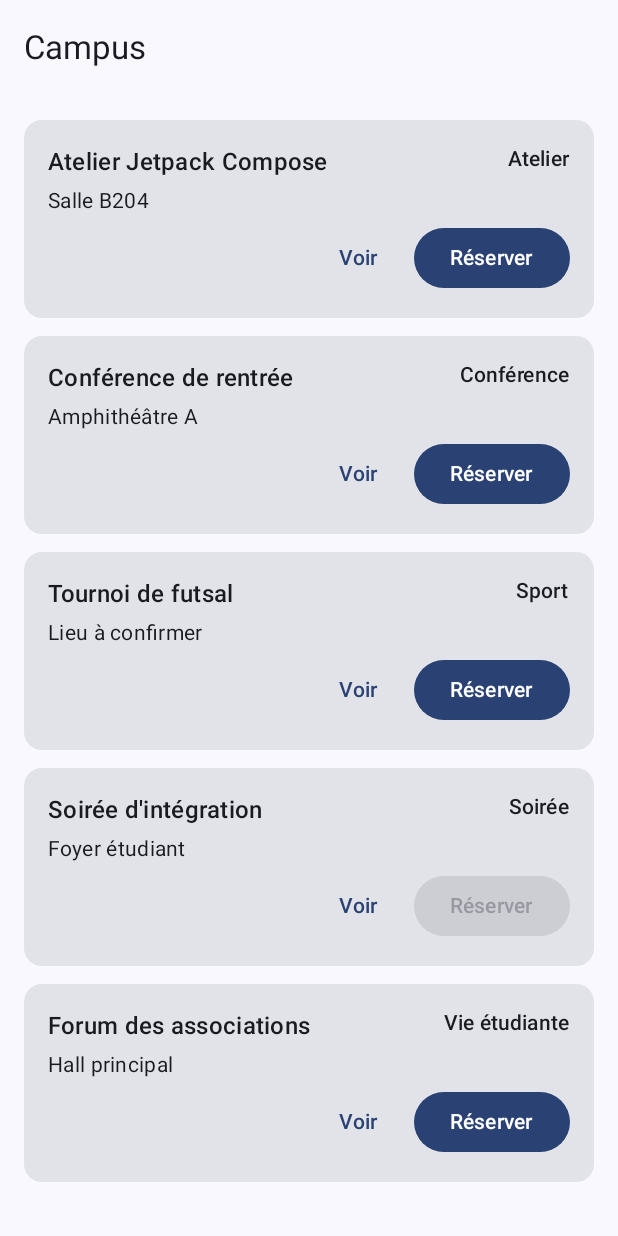
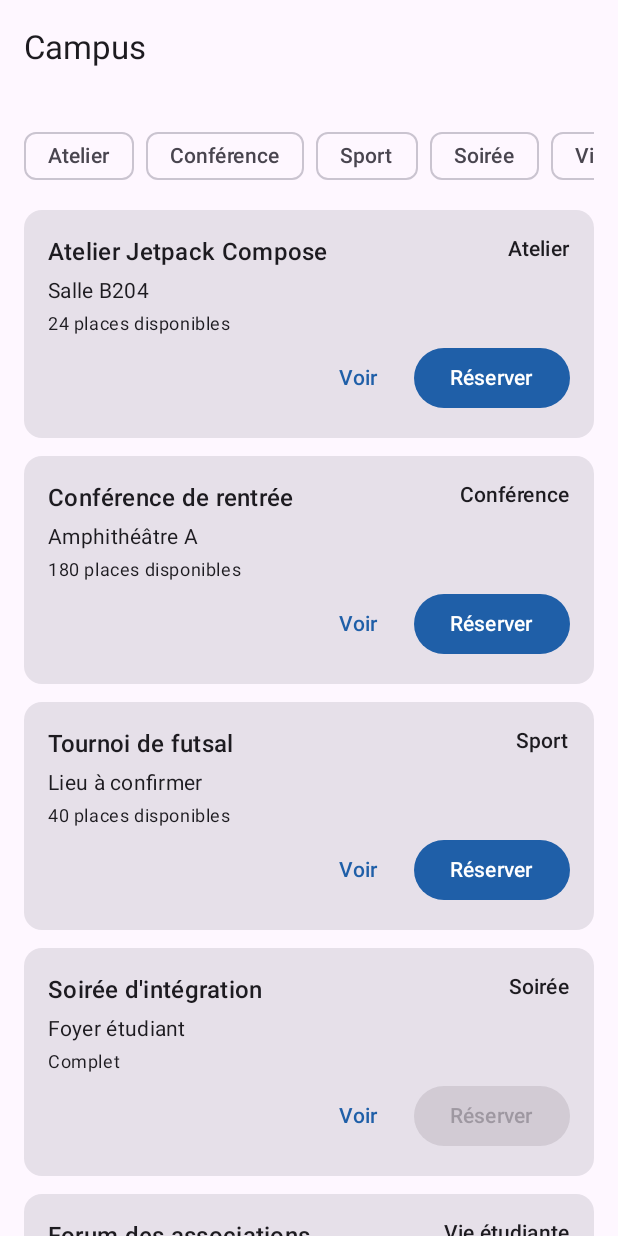
Before and after one commit to Jalil3004/jetpack, an Android app built with Jetpack Compose: the screen it shows after launch (MainActivity), on a phone screen of 412 x 824 dp. Run offline under Robolectric (Android 15) with nearby library versions, the phone set to English and light mode, and no system bars.

Commit message:
détail v0.2
Co-Authored-By: Claude Fable 5.2 <noreply@anthropic.com>

```diff
--- a/app/src/main/java/com/example/jetpackandroid/MainActivity.kt
+++ b/app/src/main/java/com/example/jetpackandroid/MainActivity.kt
@@ -5,25 +5,41 @@ import android.util.Log
 import androidx.activity.ComponentActivity
 import androidx.activity.compose.setContent
 import androidx.activity.enableEdgeToEdge
+import androidx.compose.foundation.Image
 import androidx.compose.foundation.layout.Arrangement
 import androidx.compose.foundation.layout.Column
 import androidx.compose.foundation.layout.PaddingValues
 import androidx.compose.foundation.layout.Row
+import androidx.compose.foundation.layout.fillMaxWidth
+import androidx.compose.foundation.layout.height
 import androidx.compose.foundation.layout.padding
 import androidx.compose.foundation.lazy.LazyColumn
+import androidx.compose.foundation.lazy.LazyRow
 import androidx.compose.foundation.lazy.items
+import androidx.compose.foundation.rememberScrollState
+import androidx.compose.foundation.verticalScroll
 import androidx.compose.material3.Button
 import androidx.compose.material3.Card
 import androidx.compose.material3.ExperimentalMaterial3Api
 import androidx.compose.material3.MaterialTheme
 import androidx.compose.material3.Scaffold
+import androidx.compose.material3.SuggestionChip
+import androidx.compose.material3.Surface
 import androidx.compose.material3.Text
 import androidx.compose.material3.TextButton
 import androidx.compose.material3.TopAppBar
 import androidx.compose.runtime.Composable
+import androidx.compose.runtime.remember
 import androidx.compose.ui.Alignment
 import androidx.compose.ui.Modifier
+import androidx.compose.ui.layout.ContentScale
+import androidx.compose.ui.res.painterResource
+import androidx.compose.ui.res.pluralStringResource
+import androidx.compose.ui.res.stringResource
 import androidx.compose.ui.tooling.preview.Preview
+import androidx.compose.ui.tooling.preview.PreviewFontScale
+import androidx.compose.ui.tooling.preview.PreviewLightDark
+import androidx.compose.ui.tooling.preview.PreviewScreenSizes
 import androidx.compose.ui.unit.dp
 import com.example.jetpackandroid.ui.theme.JetpackAndroidTheme
 
@@ -58,7 +74,9 @@ data class Event(
     val title: String,
     val category: String,
     val location: String?,
-    val capacity: Int
+    val capacity: Int,
+    // Valeur par défaut : les événements sans description compilent toujours.
+    val description: String = ""
 )
 
 // Catalogue écrit dans le code (pas encore d'API).
@@ -67,13 +85,19 @@ private val events = listOf(
         title = "Atelier Jetpack Compose",
         category = "Atelier",
         location = "Salle B204",
-        capacity = 24
+        capacity = 24,
+        description = "Deux heures pour construire un premier écran avec Jetpack Compose : " +
+            "composables, états, listes et aperçus. Venez avec votre ordinateur et " +
+            "Android Studio installé. L'atelier se termine par un mini-projet à " +
+            "présenter au groupe, et les meilleures réalisations seront affichées " +
+            "dans le hall pendant la semaine."
     ),
     Event(
         title = "Conférence de rentrée",
         category = "Conférence",
         location = "Amphithéâtre A",
-        capacity = 180
+        capacity = 180,
+        description = "Présentation de l'année, des équipes pédagogiques et des projets."
     ),
     // Sans lieu : la carte affiche « Lieu à confirmer ».
     Event(
@@ -100,15 +124,27 @@ private val events = listOf(
 @OptIn(ExperimentalMaterial3Api::class)
 @Composable
 fun EventListScreen(events: List<Event>, modifier: Modifier = Modifier) {
+    val categories = remember(events) { events.map { it.category }.distinct() }
     Scaffold(
         modifier = modifier,
-        topBar = { TopAppBar(title = { Text(text = "Campus") }) }
+        topBar = { TopAppBar(title = { Text(text = stringResource(R.string.catalog_title)) }) }
     ) { innerPadding ->
         LazyColumn(
             modifier = Modifier.padding(innerPadding),
             contentPadding = PaddingValues(16.dp),
             verticalArrangement = Arrangement.spacedBy(12.dp)
         ) {
+            // Bonus : les catégories en en-tête, dans un item { } de la liste.
+            item {
+                LazyRow(horizontalArrangement = Arrangement.spacedBy(8.dp)) {
+                    items(categories) { category ->
+                        SuggestionChip(
+                            onClick = { Log.d(TAG, "Catégorie : $category") },
+                            label = { Text(text = category) }
+                        )
+                    }
+                }
+            }
             items(events) { event ->
                 EventCard(
                     event = event,
@@ -120,13 +156,82 @@ fun EventListScreen(events: List<Event>, modifier: Modifier = Modifier) {
     }
 }
 
-@Preview(showBackground = true)
+@PreviewLightDark
+@PreviewFontScale
+@PreviewScreenSizes
 @Composable
 fun EventListScreenPreview() {
     JetpackAndroidTheme {
         EventListScreen(events = events)
     }
 }
+
+// Stateless, comme EventCard : des données (event) et un callback (onBook).
+// Pas encore relié à la liste : la navigation arrive en séance 4.
+@Composable
+fun EventDetailScreen(event: Event, onBook: () -> Unit, modifier: Modifier = Modifier) {
+    Column(modifier = modifier.verticalScroll(rememberScrollState())) {
+        Image(
+            painter = painterResource(R.drawable.event_banner),
+            // Image décorative : le titre de l'événement est juste en dessous.
+            contentDescription = null,
+            contentScale = ContentScale.Crop,
+            modifier = Modifier
+                .fillMaxWidth()
+                .height(200.dp)
+        )
+        Column(
+            modifier = Modifier.padding(16.dp),
+            verticalArrangement = Arrangement.spacedBy(8.dp)
+        ) {
+            Text(
+                text = event.category,
+                style = MaterialTheme.typography.labelLarge,
+                color = MaterialTheme.colorScheme.primary
+            )
+            Text(text = event.title, style = MaterialTheme.typography.headlineSmall)
+            Text(
+                text = event.location ?: stringResource(R.string.location_to_confirm),
+                style = MaterialTheme.typography.bodyLarge
+            )
+            Text(
+                text = placesLabel(event.capacity),
+                style = MaterialTheme.typography.bodyMedium
+            )
+            if (event.description.isNotEmpty()) {
+                Text(text = event.description, style = MaterialTheme.typography.bodyLarge)
+            }
+            Button(
+                onClick = onBook,
+                enabled = event.capacity > 0,
+                modifier = Modifier.fillMaxWidth()
+            ) {
+                Text(text = stringResource(R.string.action_book))
+            }
+        }
+    }
+}
+
+@PreviewLightDark
+@PreviewFontScale
+@PreviewScreenSizes
+@Composable
+fun EventDetailScreenPreview() {
+    JetpackAndroidTheme {
+        Surface {
+            EventDetailScreen(event = events.first(), onBook = {})
+        }
+    }
+}
+
+// « Complet » à 0 place, sinon le nombre de places accordé au singulier ou au pluriel.
+@Composable
+private fun placesLabel(capacity: Int): String =
+    if (capacity > 0) {
+        pluralStringResource(R.plurals.places_available, capacity, capacity)
+    } else {
+        stringResource(R.string.event_full)
+    }
 
 @Composable
 fun EventHeader(
@@ -139,7 +244,7 @@ fun EventHeader(
         Text(text = category, style = MaterialTheme.typography.labelLarge)
         Text(text = title, style = MaterialTheme.typography.headlineSmall)
         Text(
-            text = location ?: "Lieu à confirmer",
+            text = location ?: stringResource(R.string.location_to_confirm),
             style = MaterialTheme.typography.bodyMedium
         )
     }
@@ -185,8 +290,12 @@ fun EventCard(
             }
             // Étape 2 : lieu, ou texte de remplacement s'il est null.
             Text(
-                text = event.location ?: "Lieu à confirmer",
+                text = event.location ?: stringResource(R.string.location_to_confirm),
                 style = MaterialTheme.typography.bodyMedium
+            )
+            Text(
+                text = placesLabel(event.capacity),
+                style = MaterialTheme.typography.bodySmall
             )
             // Actions alignées à droite dans la Column : « Voir » reprend le onClick
             // de la carte, « Réserver » est désactivé quand l'événement est complet.
@@ -195,10 +304,10 @@ fun EventCard(
                 horizontalArrangement = Arrangement.spacedBy(8.dp)
             ) {
                 TextButton(onClick = onClick) {
-                    Text(text = "Voir")
+                    Text(text = stringResource(R.string.action_view))
                 }
                 Button(onClick = onBook, enabled = event.capacity > 0) {
-                    Text(text = "Réserver")
+                    Text(text = stringResource(R.string.action_book))
                 }
             }
         }
@@ -259,19 +368,3 @@ fun EventCardFullPreview() {
         )
     }
 }
-
-@Composable
-fun Greeting(name: String, modifier: Modifier = Modifier) {
-    Text(
-        text = "Hello $name!",
-        modifier = modifier
-    )
-}
-
-@Preview(showBackground = true)
-@Composable
-fun GreetingPreview() {
-    JetpackAndroidTheme {
-        Greeting("Android")
-    }
-}
--- a/app/src/main/java/com/example/jetpackandroid/ui/theme/Color.kt
+++ b/app/src/main/java/com/example/jetpackandroid/ui/theme/Color.kt
@@ -2,10 +2,13 @@ package com.example.jetpackandroid.ui.theme
 
 import androidx.compose.ui.graphics.Color
 
-val Purple80 = Color(0xFFD0BCFF)
+// Couleur principale de Campus : un bleu, en version claire pour le thème sombre.
+val CampusBlue80 = Color(0xFFA6C8FF)
+val CampusBlue40 = Color(0xFF1F5FA8)
+val CampusBlue20 = Color(0xFF00315F)
+
 val PurpleGrey80 = Color(0xFFCCC2DC)
 val Pink80 = Color(0xFFEFB8C8)
 
-val Purple40 = Color(0xFF6650a4)
 val PurpleGrey40 = Color(0xFF625b71)
 val Pink40 = Color(0xFF7D5260)
--- a/app/src/main/java/com/example/jetpackandroid/ui/theme/Theme.kt
+++ b/app/src/main/java/com/example/jetpackandroid/ui/theme/Theme.kt
@@ -12,13 +12,14 @@ import androidx.compose.runtime.Composable
 import androidx.compose.ui.platform.LocalContext
 
 private val DarkColorScheme = darkColorScheme(
-    primary = Purple80,
+    primary = CampusBlue80,
+    onPrimary = CampusBlue20,
     secondary = PurpleGrey80,
     tertiary = Pink80
 )
 
 private val LightColorScheme = lightColorScheme(
-    primary = Purple40,
+    primary = CampusBlue40,
     secondary = PurpleGrey40,
     tertiary = Pink40
 
@@ -36,8 +37,8 @@ private val LightColorScheme = lightColorScheme(
 @Composable
 fun JetpackAndroidTheme(
     darkTheme: Boolean = isSystemInDarkTheme(),
-    // Dynamic color is available on Android 12+
-    dynamicColor: Boolean = true,
+    // Dynamic color is available on Android 12+ ; désactivé pour garder la couleur de Campus.
+    dynamicColor: Boolean = false,
     content: @Composable () -> Unit
 ) {
     val colorScheme = when {
--- /dev/null
+++ b/app/src/main/res/drawable/event_banner.xml
@@ -0,0 +1,58 @@
+<vector xmlns:android="http://schemas.android.com/apk/res/android"
+    android:width="360dp"
+    android:height="200dp"
+    android:viewportWidth="360"
+    android:viewportHeight="200">
+    <!-- Ciel -->
+    <path
+        android:fillColor="#1F5FA8"
+        android:pathData="M0,0h360v200h-360z" />
+    <!-- Halos et soleil -->
+    <path
+        android:fillAlpha="0.10"
+        android:fillColor="#FFFFFF"
+        android:pathData="M290,50m-70,0a70,70 0,1 0,140 0a70,70 0,1 0,-140 0" />
+    <path
+        android:fillAlpha="0.12"
+        android:fillColor="#FFFFFF"
+        android:pathData="M290,50m-42,0a42,42 0,1 0,84 0a42,42 0,1 0,-84 0" />
+    <path
+        android:fillColor="#FFD166"
+        android:pathData="M290,50m-20,0a20,20 0,1 0,40 0a20,20 0,1 0,-40 0" />
+    <!-- Sol -->
+    <path
+        android:fillColor="#174A85"
+        android:pathData="M0,168h360v32h-360z" />
+    <!-- Arbres -->
+    <path
+        android:fillColor="#0F3560"
+        android:pathData="M62,140h6v28h-6z M292,146h6v22h-6z M36,152h4v16h-4z" />
+    <path
+        android:fillColor="#2FA37C"
+        android:pathData="M65,128m-18,0a18,18 0,1 0,36 0a18,18 0,1 0,-36 0" />
+    <path
+        android:fillColor="#2FA37C"
+        android:pathData="M295,136m-15,0a15,15 0,1 0,30 0a15,15 0,1 0,-30 0" />
+    <path
+        android:fillColor="#3BB58C"
+        android:pathData="M38,146m-11,0a11,11 0,1 0,22 0a11,11 0,1 0,-22 0" />
+    <!-- Bâtiment du campus : mur du fond, fronton, entablement, colonnes, marches -->
+    <path
+        android:fillColor="#C9D8EE"
+        android:pathData="M118,102h124v52h-124z" />
+    <path
+        android:fillColor="#FFFFFF"
+        android:pathData="M110,92L180,56L250,92z" />
+    <path
+        android:fillColor="#E3ECF8"
+        android:pathData="M114,92h132v10h-132z" />
+    <path
+        android:fillColor="#FFFFFF"
+        android:pathData="M122,102h12v52h-12z M148,102h12v52h-12z M174,102h12v52h-12z M200,102h12v52h-12z M226,102h12v52h-12z" />
+    <path
+        android:fillColor="#E3ECF8"
+        android:pathData="M110,154h140v7h-140z" />
+    <path
+        android:fillColor="#FFFFFF"
+        android:pathData="M102,161h156v7h-156z" />
+</vector>
--- a/app/src/main/res/values/strings.xml
+++ b/app/src/main/res/values/strings.xml
@@ -1,3 +1,12 @@
 <resources>
     <string name="app_name">jetpackAndroid</string>
+    <string name="catalog_title">Campus</string>
+    <string name="location_to_confirm">Lieu à confirmer</string>
+    <string name="action_view">Voir</string>
+    <string name="action_book">Réserver</string>
+    <string name="event_full">Complet</string>
+    <plurals name="places_available">
+        <item quantity="one">%d place disponible</item>
+        <item quantity="other">%d places disponibles</item>
+    </plurals>
 </resources>
```
